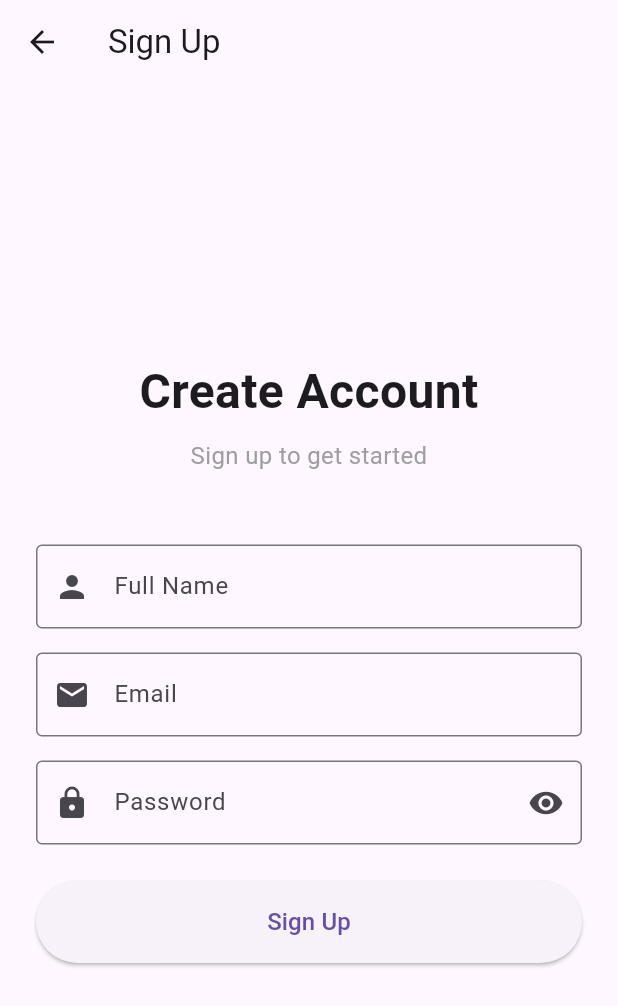
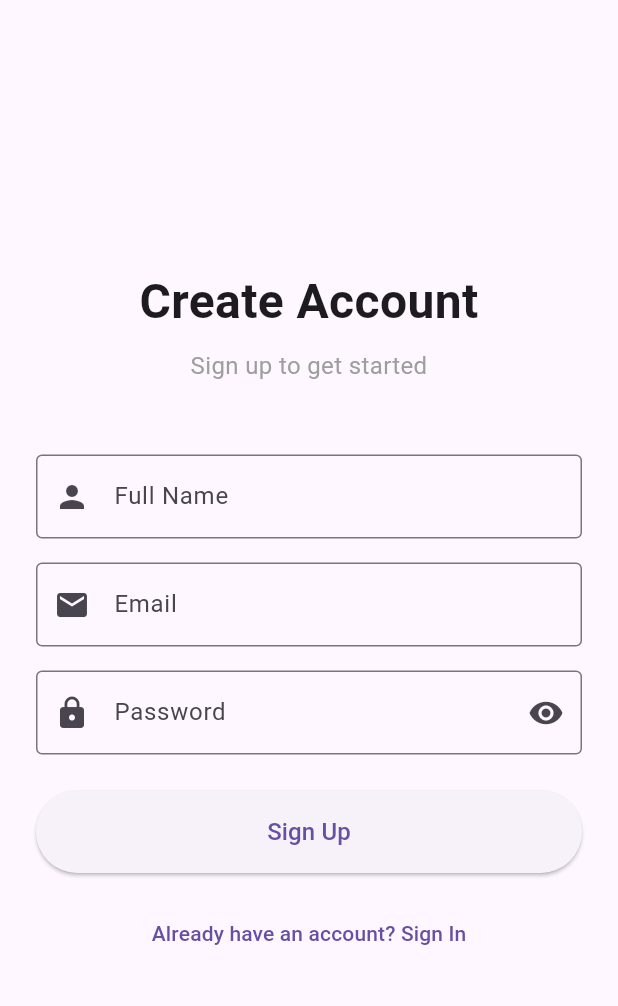
Before and after one commit to LinNyiAung/MEnMy, a Flutter app: the SignUpScreen screen opened directly, on a phone screen of 412 x 824 dp. Shown: the top 1006 px of the screen. Run offline on Flutter 3.47's test engine with Material 3 defaults, Android fonts, the phone set to English and light mode, and no system bars; our stand-ins replace shared_preferences; accounts and stored records are empty.

Commit message:
sign up screen ui fix

```diff
--- a/frontend/lib/screens/auth/sign_up_screen.dart
+++ b/frontend/lib/screens/auth/sign_up_screen.dart
@@ -52,18 +52,39 @@ class _SignUpScreenState extends State<SignUpScreen> {
 
   @override
   Widget build(BuildContext context) {
+    final mediaQuery = MediaQuery.of(context);
+    final keyboardVisible = mediaQuery.viewInsets.bottom > 0;
+
     return Scaffold(
-      appBar: AppBar(
-        title: const Text('Sign Up'),
+      resizeToAvoidBottomInset: true,
+      body: SafeArea(
+        child: keyboardVisible
+            ? // When keyboard is visible, use scrollable layout
+        SingleChildScrollView(
+          keyboardDismissBehavior: ScrollViewKeyboardDismissBehavior.onDrag,
+          padding: const EdgeInsets.all(24.0),
+          child: _buildForm(),
+        )
+            : // When keyboard is hidden, use centered layout
+        Padding(
+          padding: const EdgeInsets.all(24.0),
+          child: Center(
+            child: SingleChildScrollView(
+              child: _buildForm(),
             ),
-      body: SafeArea(
-        child: Padding(
-          padding: const EdgeInsets.all(24.0),
-          child: Form(
+          ),
+        ),
+      ),
+    );
+  }
+
+  Widget _buildForm() {
+    return Form(
       key: _formKey,
       child: Column(
         mainAxisAlignment: MainAxisAlignment.center,
         crossAxisAlignment: CrossAxisAlignment.stretch,
+        mainAxisSize: MainAxisSize.min, // Important for centering
         children: [
           const Text(
             'Create Account',
@@ -110,8 +131,8 @@ class _SignUpScreenState extends State<SignUpScreen> {
               if (value == null || value.isEmpty) {
                 return 'Please enter your email';
               }
-                    if (!value.contains('@')) {
-                      return 'Please enter a valid email';
+              if (!RegExp(r'^[^@]+@[^@]+\.[^@]+').hasMatch(value)) {
+                return 'Please enter a valid email address';
               }
               return null;
             },
@@ -140,7 +161,7 @@ class _SignUpScreenState extends State<SignUpScreen> {
                 return 'Please enter your password';
               }
               if (value.length < 6) {
-                      return 'Password must be at least 6 characters';
+                return 'Password must be at least 6 characters long';
               }
               return null;
             },
@@ -154,7 +175,14 @@ class _SignUpScreenState extends State<SignUpScreen> {
                   padding: const EdgeInsets.symmetric(vertical: 16),
                 ),
                 child: authProvider.isLoading
-                          ? const CircularProgressIndicator()
+                    ? const SizedBox(
+                  width: 20,
+                  height: 20,
+                  child: CircularProgressIndicator(
+                    strokeWidth: 2,
+                    valueColor: AlwaysStoppedAnimation<Color>(Colors.white),
+                  ),
+                )
                     : const Text(
                   'Sign Up',
                   style: TextStyle(fontSize: 16),
@@ -162,10 +190,14 @@ class _SignUpScreenState extends State<SignUpScreen> {
               );
             },
           ),
+          const SizedBox(height: 16),
+          TextButton(
+            onPressed: () {
+              Navigator.of(context).pop();
+            },
+            child: const Text('Already have an account? Sign In'),
+          ),
         ],
-            ),
-          ),
-        ),
       ),
     );
   }
```
Lines whose indentation alone changed are shown as unchanged.
